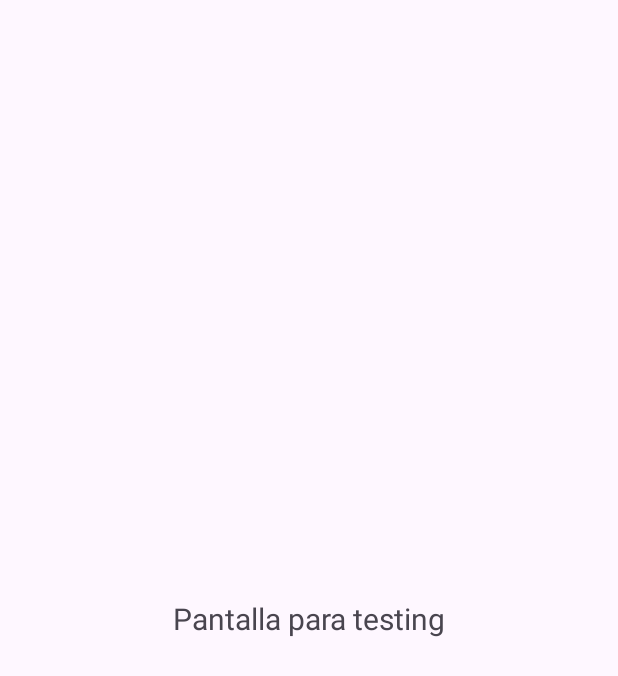
After one commit to gatoapatico/MobileUtpApp, an Android app: the layout test_layout.xml on its own in the app's theme, with its tools: preview values and no code run, on a phone screen of 412 x 824 dp. The commit adds this screen. Shown: the top 676 px of the screen. Run offline under Robolectric (Android 15) with nearby library versions, the phone set to English and light mode, and no system bars.

Commit message:
add test_layout

```diff
--- a/app/src/main/java/com/example/mobileutpapp/MainActivity.java
+++ b/app/src/main/java/com/example/mobileutpapp/MainActivity.java
@@ -10,12 +10,15 @@ import androidx.core.view.WindowInsetsCompat;
 
 public class MainActivity extends AppCompatActivity {
 
+    private final int LAYOUT_ID = R.layout.activity_main;   //NOMBRE DEL ARCHIVO XML CREADO EN LA CAPA LAYOUT
+    private final int VIEW_ID = R.id.main;  //NOMBRE DEL ID DEL LAYOUT CREADO. POR DEFECTO VIENE VACIO, SE DEBE SETEAR.
+
     @Override
     protected void onCreate(Bundle savedInstanceState) {
         super.onCreate(savedInstanceState);
         EdgeToEdge.enable(this);
-        setContentView(R.layout.activity_main);
-        ViewCompat.setOnApplyWindowInsetsListener(findViewById(R.id.main), (v, insets) -> {
+        setContentView(LAYOUT_ID);
+        ViewCompat.setOnApplyWindowInsetsListener(findViewById(VIEW_ID), (v, insets) -> {
             Insets systemBars = insets.getInsets(WindowInsetsCompat.Type.systemBars());
             v.setPadding(systemBars.left, systemBars.top, systemBars.right, systemBars.bottom);
             return insets;
--- /dev/null
+++ b/app/src/main/res/layout/test_layout.xml
@@ -0,0 +1,19 @@
+<?xml version="1.0" encoding="utf-8"?>
+<androidx.constraintlayout.widget.ConstraintLayout xmlns:android="http://schemas.android.com/apk/res/android"
+    xmlns:app="http://schemas.android.com/apk/res-auto"
+    xmlns:tools="http://schemas.android.com/tools"
+    android:id="@+id/test"
+    android:layout_width="match_parent"
+    android:layout_height="match_parent">
+
+    <TextView
+        android:id="@+id/textView2"
+        android:layout_width="wrap_content"
+        android:layout_height="wrap_content"
+        android:text="Pantalla para testing"
+        android:textSize="20sp"
+        app:layout_constraintBottom_toBottomOf="parent"
+        app:layout_constraintEnd_toEndOf="parent"
+        app:layout_constraintStart_toStartOf="parent"
+        app:layout_constraintTop_toTopOf="parent" />
+</androidx.constraintlayout.widget.ConstraintLayout>
```
